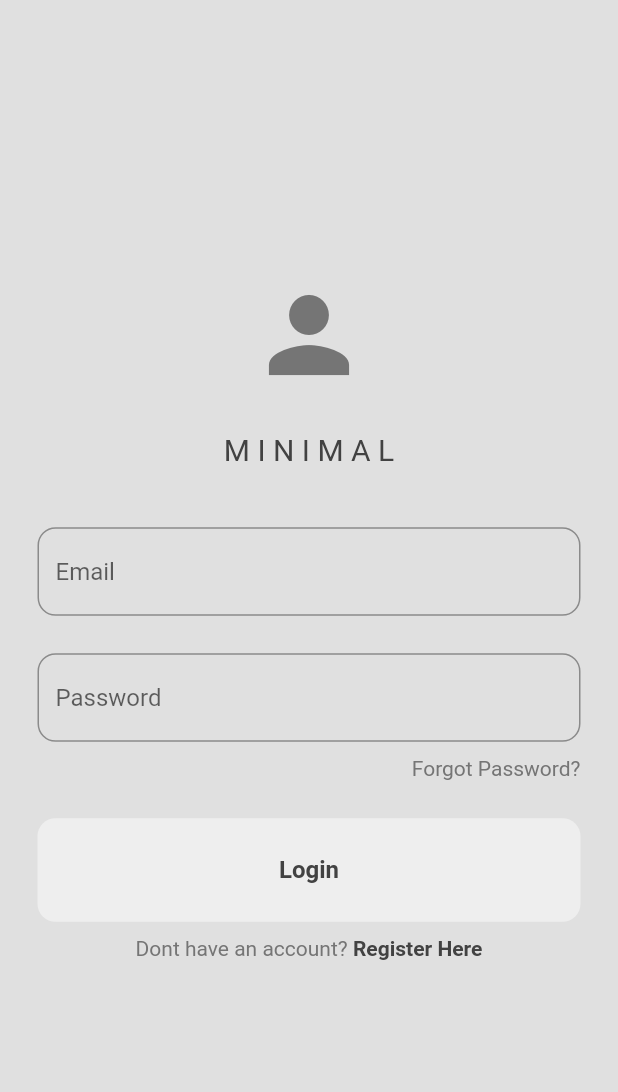
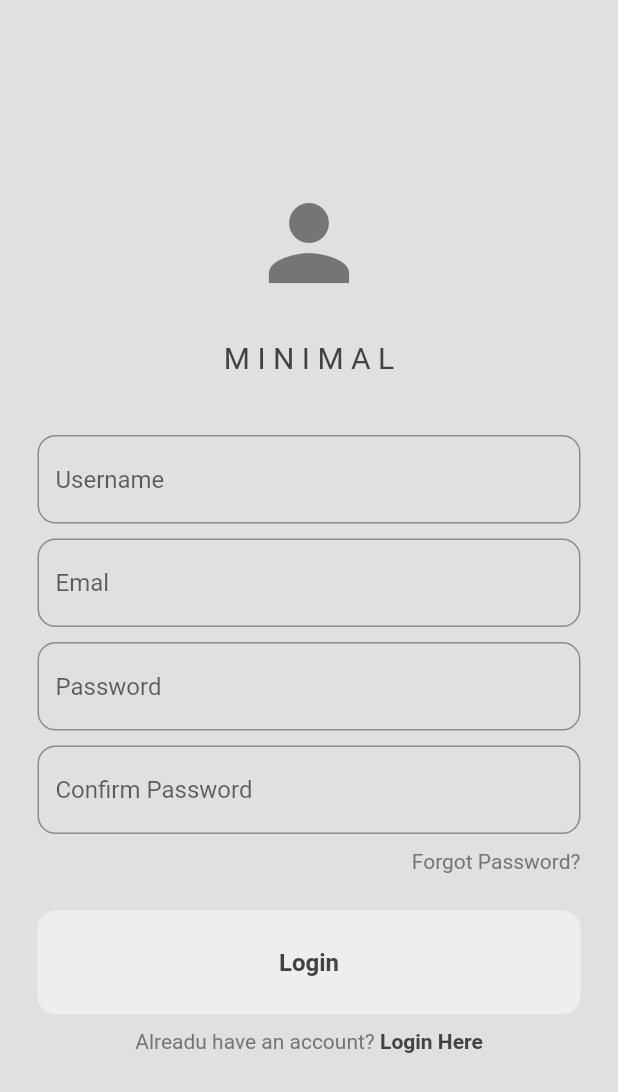
Before and after one commit to KyleAnthonyHay/Social_Media_App, a Flutter app: the screen it shows after launch, on a phone screen of 412 x 824 dp. Shown: the top 1092 px of the screen. Run offline on Flutter 3.47's test engine with Material 2 defaults, Android fonts, the phone set to English and light mode, and no system bars.

Commit message:
register page added

```diff
--- a/socialmediaapp/lib/main.dart
+++ b/socialmediaapp/lib/main.dart
@@ -1,5 +1,6 @@
 import 'package:flutter/material.dart';
 import 'package:socialmediaapp/pages/LoginPage.dart';
+import 'package:socialmediaapp/pages/RegisterPage.dart';
 import 'package:socialmediaapp/theme/DarkMode.dart';
 import 'package:socialmediaapp/theme/LightMode.dart';
 
@@ -14,7 +15,7 @@ class MyApp extends StatelessWidget {
   Widget build(BuildContext context) {
     return MaterialApp(
       debugShowCheckedModeBanner: false,
-      home: LoginPage(),
+      home: RegisterPage(),
       theme: lightMode,
       darkTheme: darkMode,
     );
--- /dev/null
+++ b/socialmediaapp/lib/pages/RegisterPage.dart
@@ -0,0 +1,104 @@
+import 'package:flutter/material.dart';
+import 'package:socialmediaapp/components/MyButton.dart';
+import 'package:socialmediaapp/components/MyTextField.dart';
+
+class RegisterPage extends StatelessWidget {
+  TextEditingController emailController = TextEditingController();
+  TextEditingController passwordController = TextEditingController();
+  TextEditingController userNameController = TextEditingController();
+  TextEditingController confirmPasswordController = TextEditingController();
+  RegisterPage({super.key});
+
+  void register() {}
+
+  @override
+  Widget build(BuildContext context) {
+    return Scaffold(
+      backgroundColor: Theme.of(context).colorScheme.background,
+      body: Center(
+        child: Padding(
+          padding: const EdgeInsets.all(25.0),
+          child: Column(
+            mainAxisAlignment: MainAxisAlignment.center,
+            children: [
+              // logo
+              Icon(
+                Icons.person,
+                size: 80,
+                color: Theme.of(context).colorScheme.inversePrimary,
+              ),
+              const SizedBox(height: 25),
+              //app name
+              const Text(
+                "M I N I M A L",
+                style: TextStyle(fontSize: 20),
+              ),
+              const SizedBox(height: 40),
+              // User Name text field
+              MyTextField(
+                hintText: "Username",
+                obscureText: false,
+                controller: userNameController,
+              ),
+              const SizedBox(height: 10),
+              // Email text field
+              MyTextField(
+                hintText: "Emal",
+                obscureText: true,
+                controller: emailController,
+              ),
+              const SizedBox(height: 10),
+              // password text field
+              MyTextField(
+                hintText: "Password",
+                obscureText: true,
+                controller: passwordController,
+              ),
+              const SizedBox(height: 10),
+              // confirm password field
+              MyTextField(
+                hintText: "Confirm Password",
+                obscureText: true,
+                controller: confirmPasswordController,
+              ),
+              const SizedBox(height: 10),
+              // forgot password
+              Row(
+                mainAxisAlignment: MainAxisAlignment.end,
+                children: [
+                  Text(
+                    "Forgot Password?",
+                    style: TextStyle(
+                        color: Theme.of(context).colorScheme.inversePrimary),
+                  ),
+                ],
+              ),
+              const SizedBox(height: 25),
+              // sign in button
+              MyButton(
+                text: "Register",
+                onTap: register,
+              ),
+              const SizedBox(height: 10),
+              // blurb
+              Row(
+                mainAxisAlignment: MainAxisAlignment.center,
+                children: [
+                  Text(
+                    "Alreadu have an account?",
+                    style: TextStyle(
+                        color: Theme.of(context).colorScheme.inversePrimary),
+                  ),
+                  Text(
+                    " Login Here",
+                    style: TextStyle(fontWeight: FontWeight.bold),
+                  ),
+                ],
+              )
+            ],
+          ),
+        ),
+      ),
+    );
+  }
+}
```
